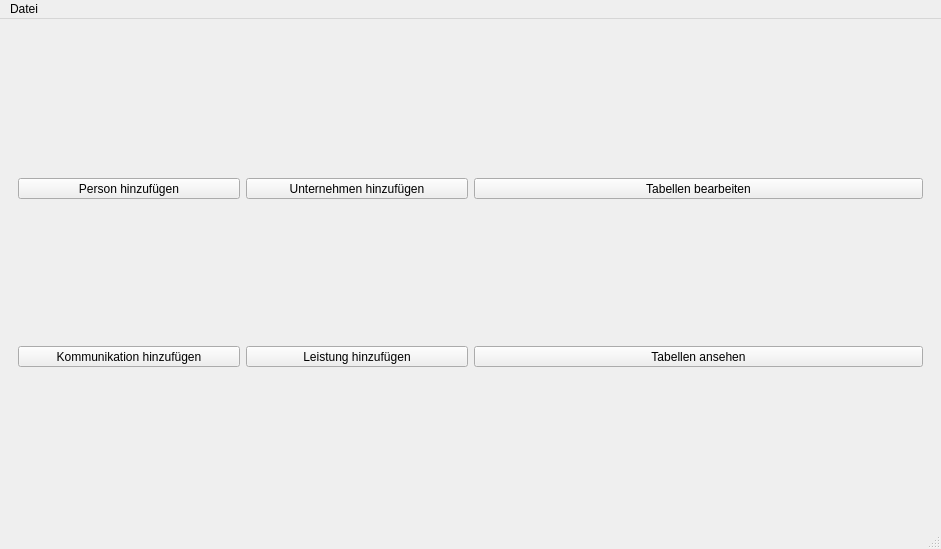
Before: the Qt Designer form mainwindow.ui in green-lion-racing/glr-database, drawn with Qt 5.
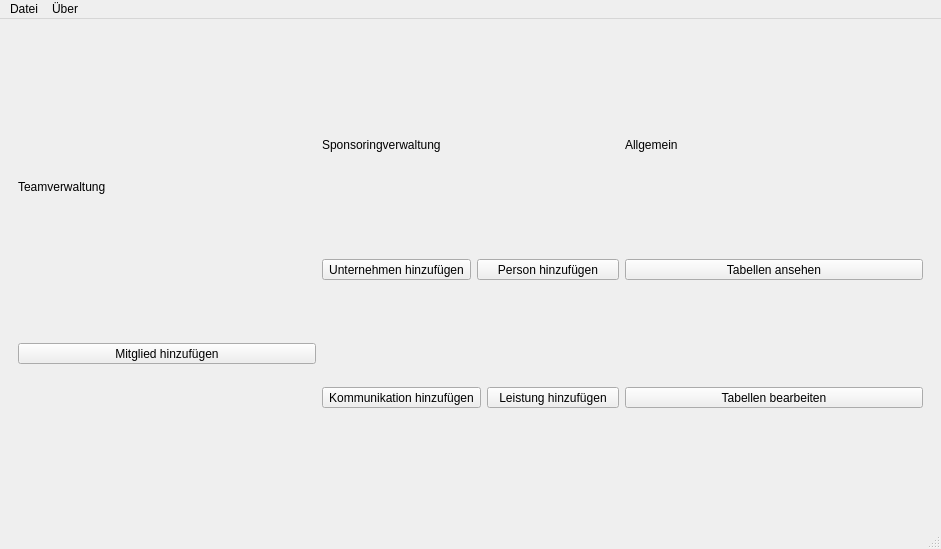
After: the same form once the commit is applied. The open tabs and pages were chosen to show the change.

Commit message: add team member table and signature export

The edit to the form file:
```diff
--- a/mainwindow.ui
+++ b/mainwindow.ui
@@ -24,10 +24,78 @@
        <layout class="QHBoxLayout" name="horizontalLayout_7">
         <item>
          <layout class="QHBoxLayout" name="horizontalLayout_6">
+          <item>
+           <layout class="QVBoxLayout" name="verticalLayout_5">
+            <property name="spacing">
+             <number>6</number>
+            </property>
+            <property name="sizeConstraint">
+             <enum>QLayout::SetDefaultConstraint</enum>
+            </property>
+            <item>
+             <widget class="QLabel" name="label_2">
+              <property name="sizePolicy">
+               <sizepolicy hsizetype="Preferred" vsizetype="Fixed">
+                <horstretch>0</horstretch>
+                <verstretch>0</verstretch>
+               </sizepolicy>
+              </property>
+              <property name="text">
+               <string>Teamverwaltung</string>
+              </property>
+             </widget>
+            </item>
+            <item>
+             <widget class="QToolButton" name="tb_createMember">
+              <property name="sizePolicy">
+               <sizepolicy hsizetype="Minimum" vsizetype="Fixed">
+                <horstretch>0</horstretch>
+                <verstretch>0</verstretch>
+               </sizepolicy>
+              </property>
+              <property name="text">
+               <string>Mitglied hinzufügen</string>
+              </property>
+              <property name="toolButtonStyle">
+               <enum>Qt::ToolButtonTextUnderIcon</enum>
+              </property>
+             </widget>
+            </item>
+           </layout>
+          </item>
           <item>
            <layout class="QVBoxLayout" name="verticalLayout_2">
+            <item>
+             <widget class="QLabel" name="label">
+              <property name="sizePolicy">
+               <sizepolicy hsizetype="Preferred" vsizetype="Fixed">
+                <horstretch>0</horstretch>
+                <verstretch>0</verstretch>
+               </sizepolicy>
+              </property>
+              <property name="text">
+               <string>Sponsoringverwaltung</string>
+              </property>
+             </widget>
+            </item>
             <item>
              <layout class="QHBoxLayout" name="horizontalLayout_4">
+              <item>
+               <widget class="QToolButton" name="tb_createCompany">
+                <property name="sizePolicy">
+                 <sizepolicy hsizetype="Minimum" vsizetype="Fixed">
+                  <horstretch>0</horstretch>
+                  <verstretch>0</verstretch>
+                 </sizepolicy>
+                </property>
+                <property name="text">
+                 <string>Unternehmen hinzufügen</string>
+                </property>
+                <property name="toolButtonStyle">
+                 <enum>Qt::ToolButtonTextUnderIcon</enum>
+                </property>
+               </widget>
+              </item>
               <item>
                <widget class="QToolButton" name="tb_createPerson">
                 <property name="sizePolicy">
@@ -53,22 +121,6 @@
                 </property>
                </widget>
               </item>
-              <item>
-               <widget class="QToolButton" name="tb_createCompany">
-                <property name="sizePolicy">
-                 <sizepolicy hsizetype="Minimum" vsizetype="Fixed">
-                  <horstretch>0</horstretch>
-                  <verstretch>0</verstretch>
-                 </sizepolicy>
-                </property>
-                <property name="text">
-                 <string>Unternehmen hinzufügen</string>
-                </property>
-                <property name="toolButtonStyle">
-                 <enum>Qt::ToolButtonTextUnderIcon</enum>
-                </property>
-               </widget>
-              </item>
              </layout>
             </item>
             <item>
@@ -112,18 +164,15 @@
           <item>
            <layout class="QVBoxLayout" name="verticalLayout">
             <item>
-             <widget class="QToolButton" name="tb_modifyTables">
+             <widget class="QLabel" name="label_3">
               <property name="sizePolicy">
-               <sizepolicy hsizetype="Minimum" vsizetype="Fixed">
+               <sizepolicy hsizetype="Preferred" vsizetype="Fixed">
                 <horstretch>0</horstretch>
                 <verstretch>0</verstretch>
                </sizepolicy>
               </property>
               <property name="text">
-               <string>Tabellen bearbeiten</string>
-              </property>
-              <property name="toolButtonStyle">
-               <enum>Qt::ToolButtonTextUnderIcon</enum>
+               <string>Allgemein</string>
               </property>
              </widget>
             </item>
@@ -143,6 +192,22 @@
               </property>
              </widget>
             </item>
+            <item>
+             <widget class="QToolButton" name="tb_modifyTables">
+              <property name="sizePolicy">
+               <sizepolicy hsizetype="Minimum" vsizetype="Fixed">
+                <horstretch>0</horstretch>
+                <verstretch>0</verstretch>
+               </sizepolicy>
+              </property>
+              <property name="text">
+               <string>Tabellen bearbeiten</string>
+              </property>
+              <property name="toolButtonStyle">
+               <enum>Qt::ToolButtonTextUnderIcon</enum>
+              </property>
+             </widget>
+            </item>
            </layout>
           </item>
          </layout>
@@ -318,7 +383,13 @@
     <addaction name="openDatabase"/>
     <addaction name="actionPasswort_entfernen"/>
    </widget>
+   <widget class="QMenu" name="menu_ber">
+    <property name="title">
+     <string>Über</string>
+    </property>
+   </widget>
    <addaction name="menuDatei"/>
+   <addaction name="menu_ber"/>
   </widget>
   <widget class="QStatusBar" name="statusbar"/>
   <action name="openDatabase">
```
The commit also changes 9 other files.
